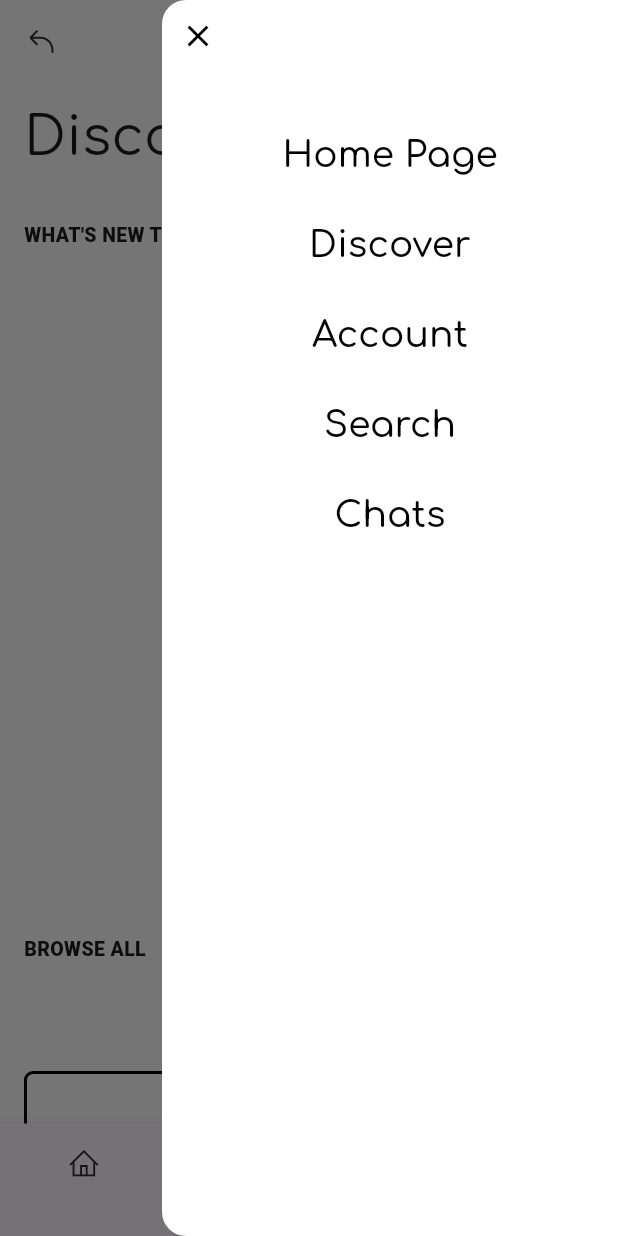
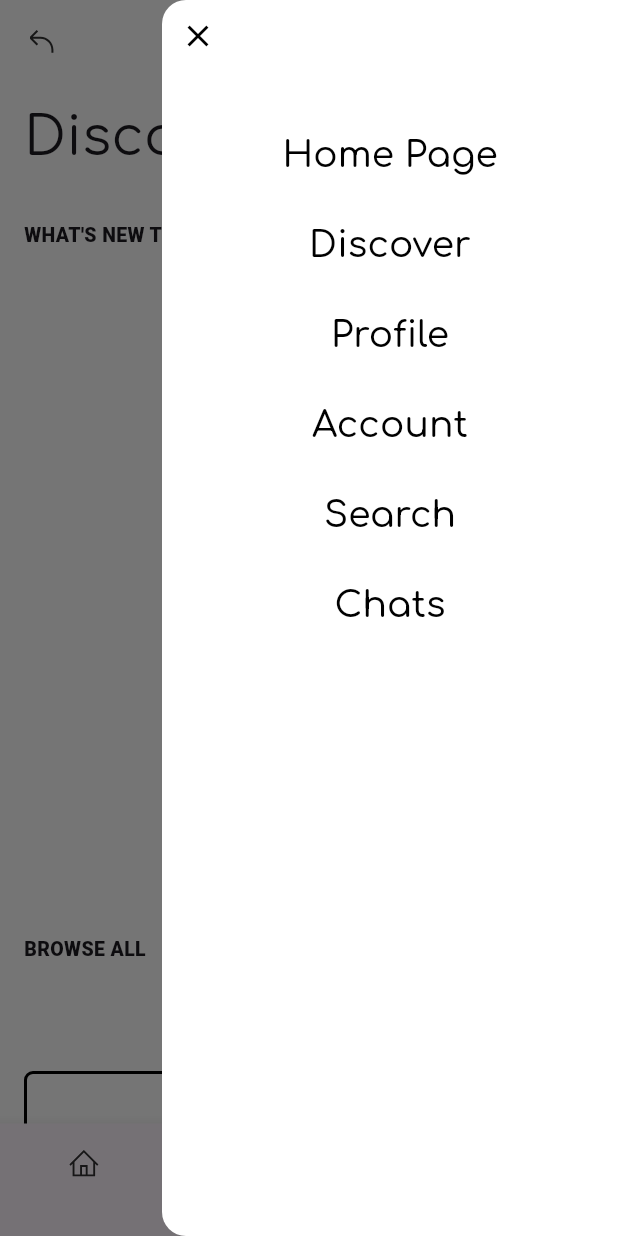
Before and after one commit to NMMustafina/Flutter_Photo_App, a Flutter app: the DiscoverScreen screen opened by its route, with the side drawer open, on a phone screen of 412 x 824 dp. Run offline on Flutter 3.47's test engine with Material 3 defaults, Android fonts, the phone set to English and light mode, and no system bars; our stand-ins replace cloud_firestore, dio, email_validator, firebase_auth, firebase_core, flutter_svg and 4 more; missing offline and left inert: dart:ffi; accounts and stored records are empty; network calls fail.

```diff
--- a/lib/main.dart
+++ b/lib/main.dart
@@ -43,7 +43,7 @@ class PhotoApp extends StatelessWidget {
         '/login': (context) => const LoginScreen(),
         '/discover': (context) => const DiscoverScreen(),
         '/account': (context) => const AccountScreen(),
-        '/profile': (context) => const ProfileScreen(userId: 'uRMRfzkrvy0euitnOnvM'),
+        '/profile': (context) => const ProfileScreen(userId: 19),
         '/search': (context) => const SearchResultsScreen(),
         '/chats': (context) => const ChatsScreen(),
       },
--- a/lib/services/api_service.dart
+++ b/lib/services/api_service.dart
@@ -118,9 +118,11 @@ class ApiService {
   }
 
   // GET-запрос для получения данных пользователя
-  Future<Response> fetchUserData(int userId) async {
+  Future<UserModel> fetchUserData(int userId) async {
     try {
-      return await _client.dio.get('/user/$userId');
+      var response = await _client.dio.get('/user/$userId');
+      UserModel user = UserModel.fromJson(response.data);
+      return user;
     } catch (e) {
       print("Ошибка при получении данных пользователя: $e");
       rethrow;
--- a/lib/widgets/end_drawer.dart
+++ b/lib/widgets/end_drawer.dart
@@ -66,6 +66,31 @@ class EndDrawer extends StatelessWidget {
                     ),
                     child: Text(
                       'Discover',
+                      style: TextStyle(
+                        fontFamily: 'Comfortaa',
+                        fontSize: 24,
+                      ),
+                    ),
+                  ),
+                ),
+              ],
+            ),
+            SizedBox(height: 10),
+            Row(
+              children: [
+                Expanded(
+                  child: TextButton(
+                    onPressed: () {
+                      Navigator.pushNamed(context, '/profile');
+                    },
+                    style: TextButton.styleFrom(
+                      shape: RoundedRectangleBorder(
+                        borderRadius: BorderRadius.zero,
+                      ),
+                      foregroundColor: Colors.black,
+                    ),
+                    child: Text(
+                      'Profile',
                       style: TextStyle(
                         fontFamily: 'Comfortaa',
                         fontSize: 24,
```
Also changed, not shown: lib/screens/account_screen.dart (+18 -15 lines), lib/screens/profile_screen.dart (+54 -51 lines), assets/images/default-avatar.webp (added).
